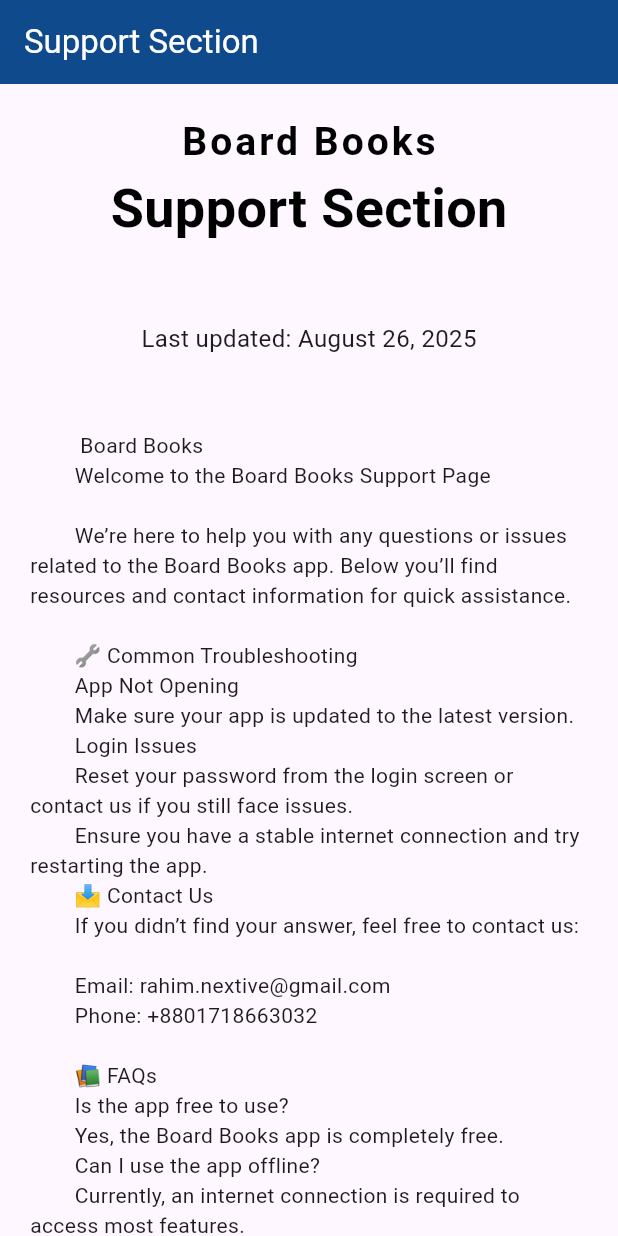
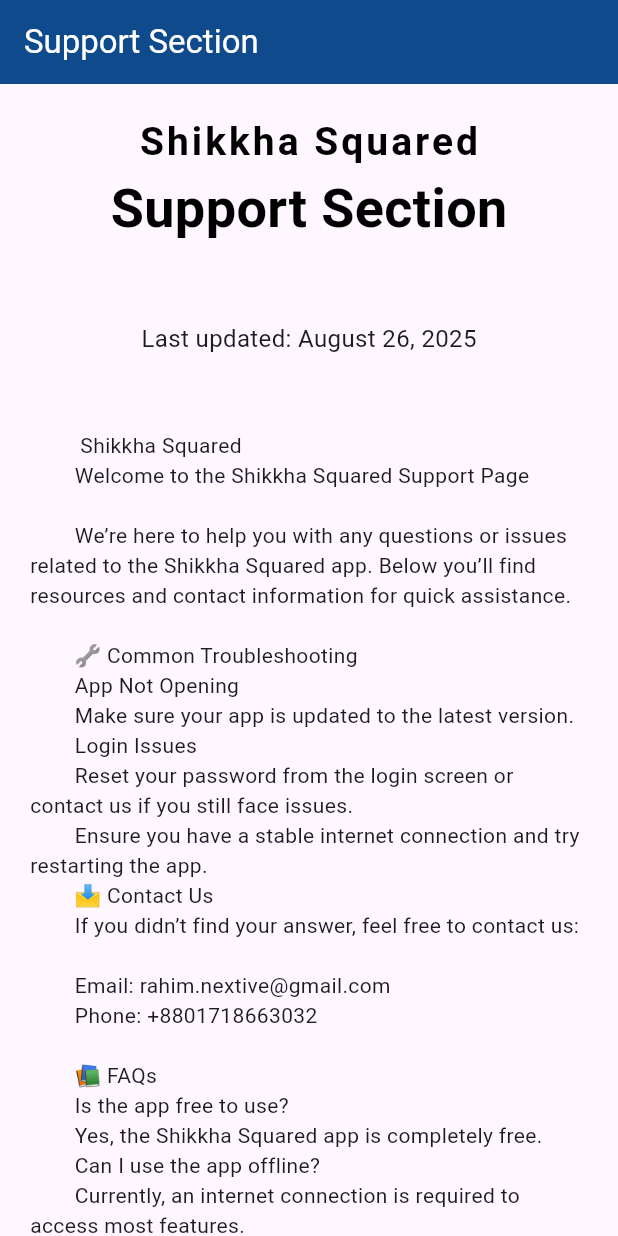
Before and after one commit to nextive-rahim/support-url-web-app, a Flutter app: the screen it shows after launch, on a phone screen of 412 x 824 dp. Run offline on Flutter 3.47's test engine with Material 3 defaults, Android fonts, the phone set to English and light mode, and no system bars.

Commit message:
inital setup for web

```diff
--- a/lib/main.dart
+++ b/lib/main.dart
@@ -12,7 +12,7 @@
   Widget build(BuildContext context) {
     return MaterialApp(
       debugShowCheckedModeBanner: false,
-      title: "Board Books",
+      title: "Shikkha Squared",
       theme: ThemeData(
         // This is the theme of your application.
         //
@@ -96,7 +96,7 @@
               mainAxisAlignment: MainAxisAlignment.center,
               children: <Widget>[
                 Text(
-                  'Board Books',
+                  'Shikkha Squared',
                   style: TextStyle(
                     fontSize: 26,
                     fontWeight: FontWeight.w600,
@@ -124,10 +124,10 @@
                   ),
                 ),
                 SizedBox(height: 50),
-                Text('''         Board Books
-        Welcome to the Board Books Support Page
+                Text('''         Shikkha Squared
+        Welcome to the Shikkha Squared Support Page
 
-        We’re here to help you with any questions or issues related to the Board Books app. Below you’ll find resources and contact information for quick assistance.
+        We’re here to help you with any questions or issues related to the Shikkha Squared app. Below you’ll find resources and contact information for quick assistance.
 
         🔧 Common Troubleshooting
         App Not Opening
@@ -143,7 +143,7 @@
 
         📚 FAQs
         Is the app free to use?
-        Yes, the Board Books app is completely free.
+        Yes, the Shikkha Squared app is completely free.
         Can I use the app offline?
         Currently, an internet connection is required to access most features.
         Where can I give feedback?
```
Also changed, not shown: 16 other files.
